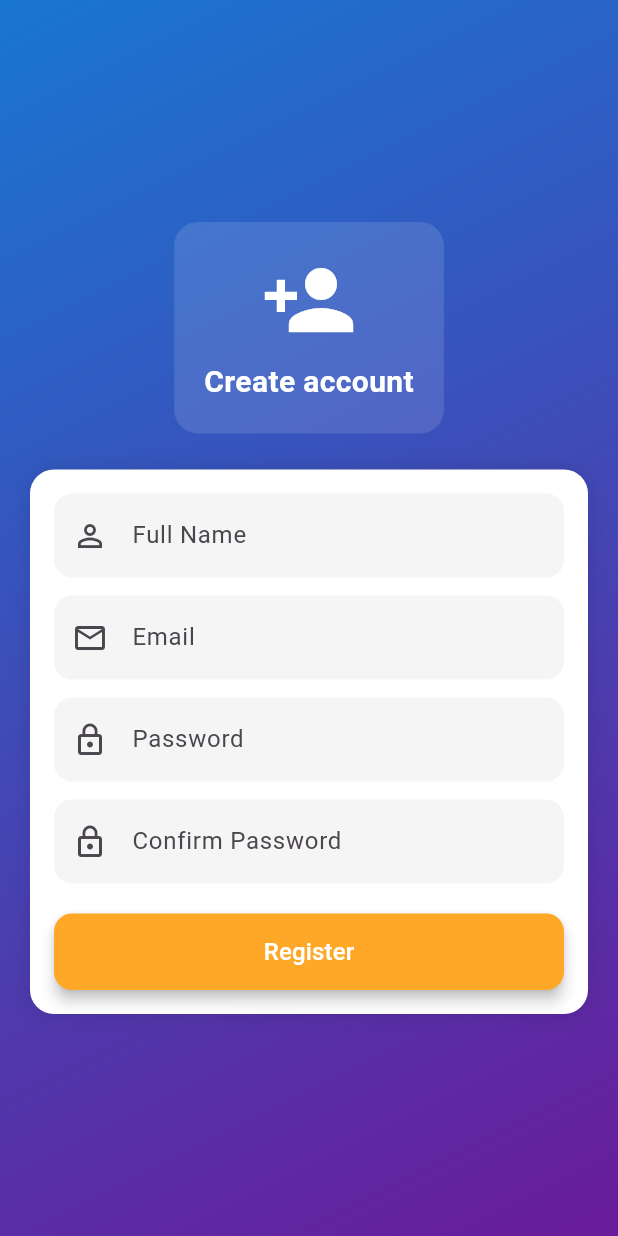
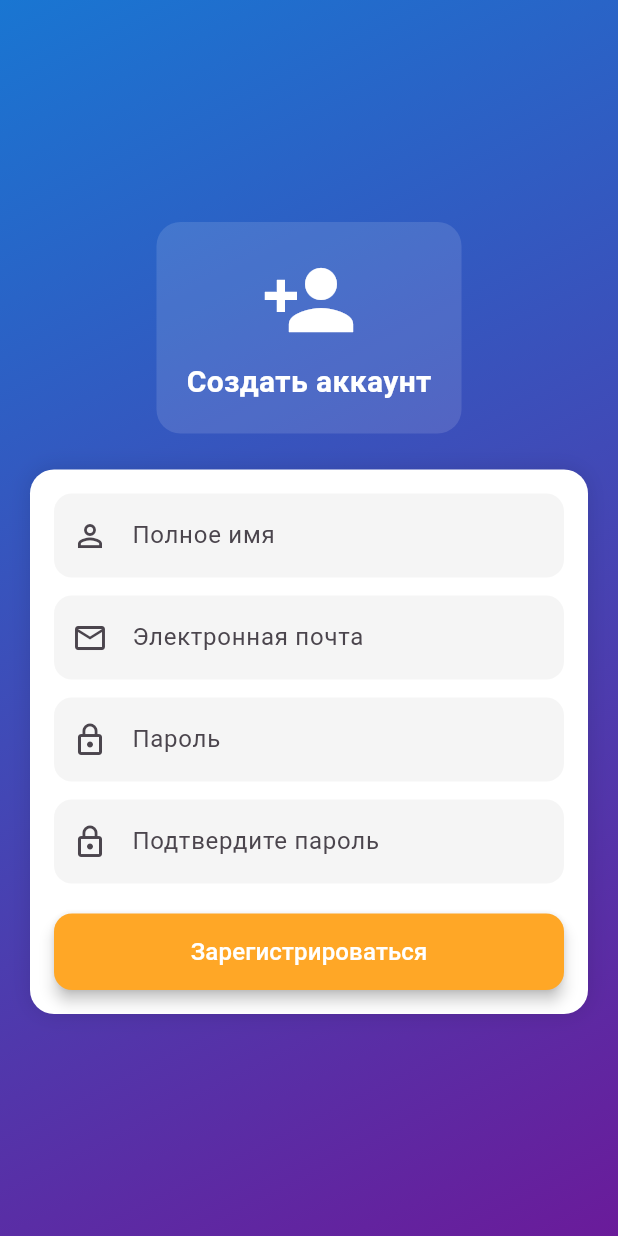
Before and after one commit to motociklist/flutter-kanban, a Flutter app: the RegisterPage screen opened directly, on a phone screen of 412 x 824 dp. Run offline on Flutter 3.47's test engine with Material 3 defaults, Android fonts, the phone set to English and light mode, and no system bars; our stand-ins replace cloud_firestore, firebase_auth, firebase_core; accounts and stored records are empty.

Commit message:
[fk-9] ~ refactor lang ru

```diff
--- a/lib/main.dart
+++ b/lib/main.dart
@@ -34,7 +34,7 @@ class DemoApp extends StatelessWidget {
       valueListenable: darkMode,
       builder: (context, isDark, _) {
         return MaterialApp(
-          title: 'Demo Flutter App',
+          title: 'Приложение Канбан',
           theme: AppStyles.lightTheme,
           darkTheme: AppStyles.darkTheme,
           themeMode: isDark ? ThemeMode.dark : ThemeMode.light,
--- a/lib/pages/login_page.dart
+++ b/lib/pages/login_page.dart
@@ -97,7 +97,7 @@ class _LoginPageState extends State<LoginPage> {
                         Icon(Icons.dashboard_customize,
                             size: 64, color: Colors.white),
                         SizedBox(height: 8),
-                        Text('Welcome to Kanban+',
+                        Text('Добро пожаловать в Канбан+',
                             style: TextStyle(
                                 color: Colors.white,
                                 fontSize: 20,
@@ -137,7 +137,7 @@ class _LoginPageState extends State<LoginPage> {
                             ),
                           TextFormField(
                             decoration: InputDecoration(
-                              hintText: 'Email',
+                              hintText: 'Электронная почта',
                               prefixIcon: const Icon(Icons.email_outlined),
                               filled: true,
                               fillColor: Colors.grey.shade100,
@@ -148,12 +148,12 @@ class _LoginPageState extends State<LoginPage> {
                             keyboardType: TextInputType.emailAddress,
                             onSaved: (v) => _email = v ?? '',
                             validator: (v) =>
-                                (v == null || v.isEmpty) ? 'Enter email' : null,
+                                (v == null || v.isEmpty) ? 'Введите email' : null,
                           ),
                           const SizedBox(height: 12),
                           TextFormField(
                             decoration: InputDecoration(
-                              hintText: 'Password',
+                              hintText: 'Пароль',
                               prefixIcon: const Icon(Icons.lock_outline),
                               filled: true,
                               fillColor: Colors.grey.shade100,
@@ -164,7 +164,7 @@ class _LoginPageState extends State<LoginPage> {
                             obscureText: true,
                             onSaved: (v) => _password = v ?? '',
                             validator: (v) => (v == null || v.length < 4)
-                                ? 'Password too short'
+                                ? 'Пароль слишком короткий'
                                 : null,
                           ),
                           const SizedBox(height: 20),
@@ -187,7 +187,7 @@ class _LoginPageState extends State<LoginPage> {
                                       height: 18,
                                       child: CircularProgressIndicator(
                                           color: Colors.white, strokeWidth: 2))
-                                  : const Text('Login',
+                                  : const Text('Войти',
                                       style: TextStyle(
                                           fontSize: 16, color: Colors.white)),
                             ),
@@ -202,7 +202,7 @@ class _LoginPageState extends State<LoginPage> {
                                       builder: (_) => const RegisterPage()));
                             },
                             child:
-                                const Text("Don't have an account? Register"),
+                                const Text("Нет аккаунта? Зарегистрируйтесь"),
                           ),
                         ],
                       ),
--- a/lib/pages/register_page.dart
+++ b/lib/pages/register_page.dart
@@ -95,7 +95,7 @@ class _RegisterPageState extends State<RegisterPage> {
                       children: [
                         Icon(Icons.person_add, size: 64, color: Colors.white),
                         SizedBox(height: 8),
-                        Text('Create account',
+                        Text('Создать аккаунт',
                             style: TextStyle(
                                 color: Colors.white,
                                 fontSize: 20,
@@ -135,43 +135,43 @@ class _RegisterPageState extends State<RegisterPage> {
                             ),
                           TextFormField(
                             decoration: AppStyles.inputDecoration(
-                                hint: 'Full Name',
+                                hint: 'Полное имя',
                                 prefixIcon: Icons.person_outline),
                             onSaved: (v) => _displayName = v ?? '',
                             validator: (v) => (v == null || v.isEmpty)
-                                ? 'Enter your name'
+                                ? 'Введите ваше имя'
                                 : null,
                           ),
                           const SizedBox(height: 12),
                           TextFormField(
                             decoration: AppStyles.inputDecoration(
-                                hint: 'Email',
+                                hint: 'Электронная почта',
                                 prefixIcon: Icons.email_outlined),
                             keyboardType: TextInputType.emailAddress,
                             onSaved: (v) => _email = v ?? '',
                             validator: (v) =>
-                                (v == null || v.isEmpty) ? 'Enter email' : null,
+                                (v == null || v.isEmpty) ? 'Введите email' : null,
                           ),
                           const SizedBox(height: 12),
                           TextFormField(
                             decoration: AppStyles.inputDecoration(
-                                hint: 'Password',
+                                hint: 'Пароль',
                                 prefixIcon: Icons.lock_outline),
                             obscureText: true,
                             onSaved: (v) => _password = v ?? '',
                             validator: (v) => (v == null || v.length < 4)
-                                ? 'Password too short'
+                                ? 'Пароль слишком короткий'
                                 : null,
                           ),
                           const SizedBox(height: 12),
                           TextFormField(
                             decoration: AppStyles.inputDecoration(
-                                hint: 'Confirm Password',
+                                hint: 'Подтвердите пароль',
                                 prefixIcon: Icons.lock_outline),
                             obscureText: true,
                             onSaved: (v) => _confirm = v ?? '',
                             validator: (v) => (v == null || v.length < 4)
-                                ? 'Confirm password'
+                                ? 'Подтвердите пароль'
                                 : null,
                           ),
                           const SizedBox(height: 20),
@@ -194,7 +194,7 @@ class _RegisterPageState extends State<RegisterPage> {
                                       height: 18,
                                       child: CircularProgressIndicator(
                                           color: Colors.white, strokeWidth: 2))
-                                  : const Text('Register',
+                                  : const Text('Зарегистрироваться',
                                       style: TextStyle(
                                           fontSize: 16, color: Colors.white)),
                             ),
```
Also changed, not shown: lib/pages/kanban_page.dart (+43 -41 lines).
